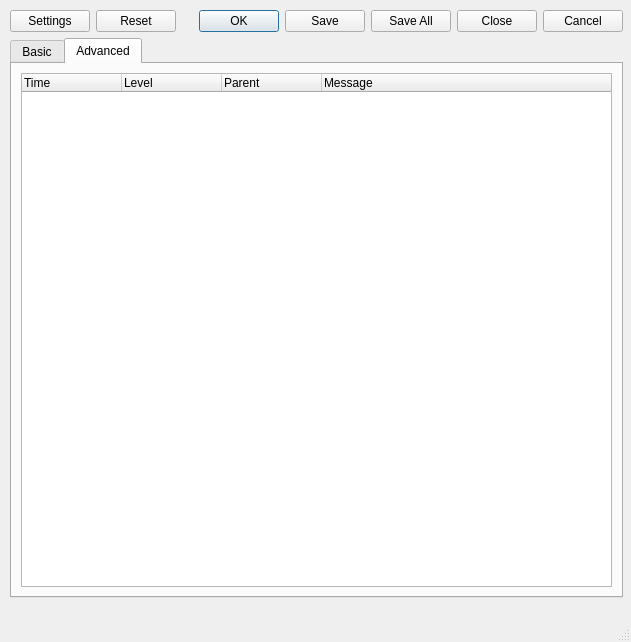
First picture: the form in NovaGUI/UI/loggerwindow.ui, repository altf4/Nova, before the edit.
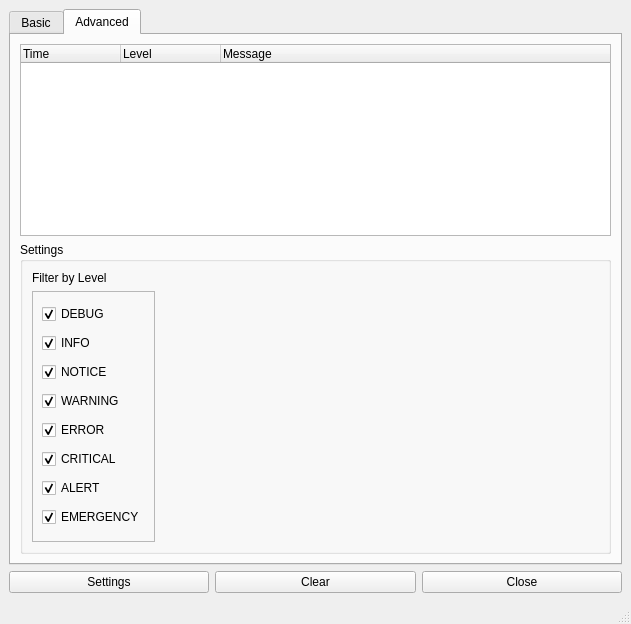
Second picture: the form after the edit.

The edit to the form file:
```diff
--- a/NovaGUI/UI/loggerwindow.ui
+++ b/NovaGUI/UI/loggerwindow.ui
@@ -7,43 +7,18 @@
     <x>0</x>
     <y>0</y>
     <width>631</width>
-    <height>642</height>
+    <height>624</height>
    </rect>
   </property>
   <property name="windowTitle">
    <string>MainWindow</string>
   </property>
   <widget class="QWidget" name="centralwidget">
-   <widget class="QWidget" name="">
-    <property name="geometry">
-     <rect>
-      <x>10</x>
-      <y>10</y>
-      <width>613</width>
-      <height>588</height>
-     </rect>
-    </property>
-    <layout class="QVBoxLayout" name="verticalLayout">
-     <item>
-      <layout class="QHBoxLayout" name="horizontalLayout">
-       <item>
-        <widget class="QPushButton" name="pushButton">
-         <property name="text">
-          <string>Settings</string>
-         </property>
-        </widget>
-       </item>
-       <item>
-        <widget class="QDialogButtonBox" name="buttonBox">
-         <property name="standardButtons">
-          <set>QDialogButtonBox::Cancel|QDialogButtonBox::Close|QDialogButtonBox::Ok|QDialogButtonBox::Reset|QDialogButtonBox::Save|QDialogButtonBox::SaveAll</set>
-         </property>
-        </widget>
-       </item>
-      </layout>
-     </item>
-     <item>
-      <widget class="QTabWidget" name="tabWidget">
+   <layout class="QGridLayout" name="gridLayout">
+    <item row="0" column="0">
+     <layout class="QGridLayout" name="gridLayout_4">
+      <item row="0" column="0">
+       <widget class="QTabWidget" name="logTabContainer">
        <property name="sizePolicy">
         <sizepolicy hsizetype="MinimumExpanding" vsizetype="MinimumExpanding">
          <horstretch>0</horstretch>
@@ -59,7 +34,7 @@
        <property name="currentIndex">
         <number>1</number>
        </property>
-       <widget class="QWidget" name="tab">
+        <widget class="QWidget" name="basic">
         <attribute name="title">
          <string>Basic</string>
         </attribute>
@@ -88,9 +63,16 @@
            </column>
           </widget>
          </item>
-        </layout>
-       </widget>
-       <widget class="QWidget" name="tab_2">
+          <item row="1" column="0">
+           <widget class="QGroupBox" name="settingsBox">
+            <property name="title">
+             <string>Settings</string>
+            </property>
+           </widget>
+          </item>
+         </layout>
+        </widget>
+        <widget class="QWidget" name="advanced">
         <attribute name="title">
          <string>Advanced</string>
         </attribute>
@@ -98,7 +80,7 @@
          <item row="0" column="0">
           <widget class="QTreeWidget" name="treeWidget_2">
            <property name="sizePolicy">
-            <sizepolicy hsizetype="MinimumExpanding" vsizetype="MinimumExpanding">
+             <sizepolicy hsizetype="MinimumExpanding" vsizetype="Preferred">
              <horstretch>0</horstretch>
              <verstretch>0</verstretch>
             </sizepolicy>
@@ -106,9 +88,15 @@
            <property name="minimumSize">
             <size>
              <width>589</width>
-             <height>508</height>
-            </size>
-           </property>
+              <height>0</height>
+             </size>
+            </property>
+            <property name="showDropIndicator" stdset="0">
+             <bool>false</bool>
+            </property>
+            <property name="rootIsDecorated">
+             <bool>false</bool>
+            </property>
            <property name="itemsExpandable">
             <bool>false</bool>
            </property>
@@ -131,11 +119,6 @@
              <string>Level</string>
             </property>
            </column>
-           <column>
-            <property name="text">
-             <string>Parent</string>
-            </property>
-           </column>
            <column>
             <property name="text">
              <string>Message</string>
@@ -143,12 +126,251 @@
            </column>
           </widget>
          </item>
-        </layout>
-       </widget>
+          <item row="1" column="0">
+           <widget class="QGroupBox" name="settingsBoxAdv">
+            <property name="title">
+             <string>Settings</string>
+            </property>
+            <layout class="QGridLayout" name="gridLayout_5">
+             <item row="0" column="0">
+              <layout class="QHBoxLayout" name="horizontalLayout_2">
+               <item>
+                <layout class="QVBoxLayout" name="verticalLayout_2">
+                 <item>
+                  <widget class="QLabel" name="labelFilter">
+                   <property name="text">
+                    <string>Filter by Level</string>
+                   </property>
+                  </widget>
+                 </item>
+                 <item>
+                  <widget class="QFrame" name="frame">
+                   <property name="sizePolicy">
+                    <sizepolicy hsizetype="Fixed" vsizetype="MinimumExpanding">
+                     <horstretch>0</horstretch>
+                     <verstretch>0</verstretch>
+                    </sizepolicy>
+                   </property>
+                   <property name="minimumSize">
+                    <size>
+                     <width>121</width>
+                     <height>201</height>
+                    </size>
+                   </property>
+                   <property name="frameShape">
+                    <enum>QFrame::StyledPanel</enum>
+                   </property>
+                   <property name="frameShadow">
+                    <enum>QFrame::Raised</enum>
+                   </property>
+                   <layout class="QGridLayout" name="gridLayout_6">
+                    <item row="0" column="0">
+                     <widget class="QCheckBox" name="checkDebug">
+                      <property name="minimumSize">
+                       <size>
+                        <width>0</width>
+                        <height>20</height>
+                       </size>
+                      </property>
+                      <property name="text">
+                       <string>DEBUG</string>
+                      </property>
+                      <property name="shortcut">
+                       <string>Shift+D</string>
+                      </property>
+                      <property name="checked">
+                       <bool>true</bool>
+                      </property>
+                     </widget>
+                    </item>
+                    <item row="1" column="0">
+                     <widget class="QCheckBox" name="checkInfo">
+                      <property name="minimumSize">
+                       <size>
+                        <width>0</width>
+                        <height>20</height>
+                       </size>
+                      </property>
+                      <property name="text">
+                       <string>INFO</string>
+                      </property>
+                      <property name="shortcut">
+                       <string>Shift+I</string>
+                      </property>
+                      <property name="checked">
+                       <bool>true</bool>
+                      </property>
+                     </widget>
+                    </item>
+                    <item row="2" column="0">
+                     <widget class="QCheckBox" name="checkNotice">
+                      <property name="minimumSize">
+                       <size>
+                        <width>0</width>
+                        <height>20</height>
+                       </size>
+                      </property>
+                      <property name="text">
+                       <string>NOTICE</string>
+                      </property>
+                      <property name="shortcut">
+                       <string>Shift+N</string>
+                      </property>
+                      <property name="checked">
+                       <bool>true</bool>
+                      </property>
+                     </widget>
+                    </item>
+                    <item row="3" column="0">
+                     <widget class="QCheckBox" name="checkWarning">
+                      <property name="minimumSize">
+                       <size>
+                        <width>0</width>
+                        <height>20</height>
+                       </size>
+                      </property>
+                      <property name="text">
+                       <string>WARNING</string>
+                      </property>
+                      <property name="shortcut">
+                       <string>Shift+W</string>
+                      </property>
+                      <property name="checked">
+                       <bool>true</bool>
+                      </property>
+                     </widget>
+                    </item>
+                    <item row="4" column="0">
+                     <widget class="QCheckBox" name="checkError">
+                      <property name="minimumSize">
+                       <size>
+                        <width>0</width>
+                        <height>20</height>
+                       </size>
+                      </property>
+                      <property name="text">
+                       <string>ERROR</string>
+                      </property>
+                      <property name="shortcut">
+                       <string>Shift+E</string>
+                      </property>
+                      <property name="checked">
+                       <bool>true</bool>
+                      </property>
+                     </widget>
+                    </item>
+                    <item row="5" column="0">
+                     <widget class="QCheckBox" name="checkCritical">
+                      <property name="minimumSize">
+                       <size>
+                        <width>0</width>
+                        <height>20</height>
+                       </size>
+                      </property>
+                      <property name="text">
+                       <string>CRITICAL</string>
+                      </property>
+                      <property name="shortcut">
+                       <string>Shift+C</string>
+                      </property>
+                      <property name="checked">
+                       <bool>true</bool>
+                      </property>
+                     </widget>
+                    </item>
+                    <item row="6" column="0">
+                     <widget class="QCheckBox" name="checkAlert">
+                      <property name="minimumSize">
+                       <size>
+                        <width>0</width>
+                        <height>20</height>
+                       </size>
+                      </property>
+                      <property name="text">
+                       <string>ALERT</string>
+                      </property>
+                      <property name="shortcut">
+                       <string>Shift+A</string>
+                      </property>
+                      <property name="checked">
+                       <bool>true</bool>
+                      </property>
+                     </widget>
+                    </item>
+                    <item row="7" column="0">
+                     <widget class="QCheckBox" name="checkEmergency">
+                      <property name="minimumSize">
+                       <size>
+                        <width>0</width>
+                        <height>20</height>
+                       </size>
+                      </property>
+                      <property name="text">
+                       <string>EMERGENCY</string>
+                      </property>
+                      <property name="shortcut">
+                       <string>Shift+X</string>
+                      </property>
+                      <property name="checked">
+                       <bool>true</bool>
+                      </property>
+                     </widget>
+                    </item>
+                   </layout>
+                  </widget>
+                 </item>
+                </layout>
+               </item>
+               <item>
+                <spacer name="horizontalSpacer">
+                 <property name="orientation">
+                  <enum>Qt::Horizontal</enum>
+                 </property>
+                 <property name="sizeHint" stdset="0">
+                  <size>
+                   <width>438</width>
+                   <height>20</height>
+                  </size>
+                 </property>
+                </spacer>
+               </item>
+              </layout>
+             </item>
+            </layout>
       </widget>
      </item>
     </layout>
    </widget>
+       </widget>
+      </item>
+      <item row="1" column="0">
+       <layout class="QHBoxLayout" name="horizontalLayout">
+        <item>
+         <widget class="QPushButton" name="settingsButton">
+          <property name="text">
+           <string>Settings</string>
+          </property>
+         </widget>
+        </item>
+        <item>
+         <widget class="QPushButton" name="clearButton">
+          <property name="text">
+           <string>Clear</string>
+          </property>
+         </widget>
+        </item>
+        <item>
+         <widget class="QPushButton" name="closeButton">
+          <property name="text">
+           <string>Close</string>
+          </property>
+         </widget>
+        </item>
+       </layout>
+      </item>
+     </layout>
+    </item>
+   </layout>
   </widget>
   <widget class="QStatusBar" name="statusbar"/>
  </widget>
```
Left out of the diff: 8 changed lines with no effect on the pictures. Lines whose indentation alone changed are shown as unchanged.
